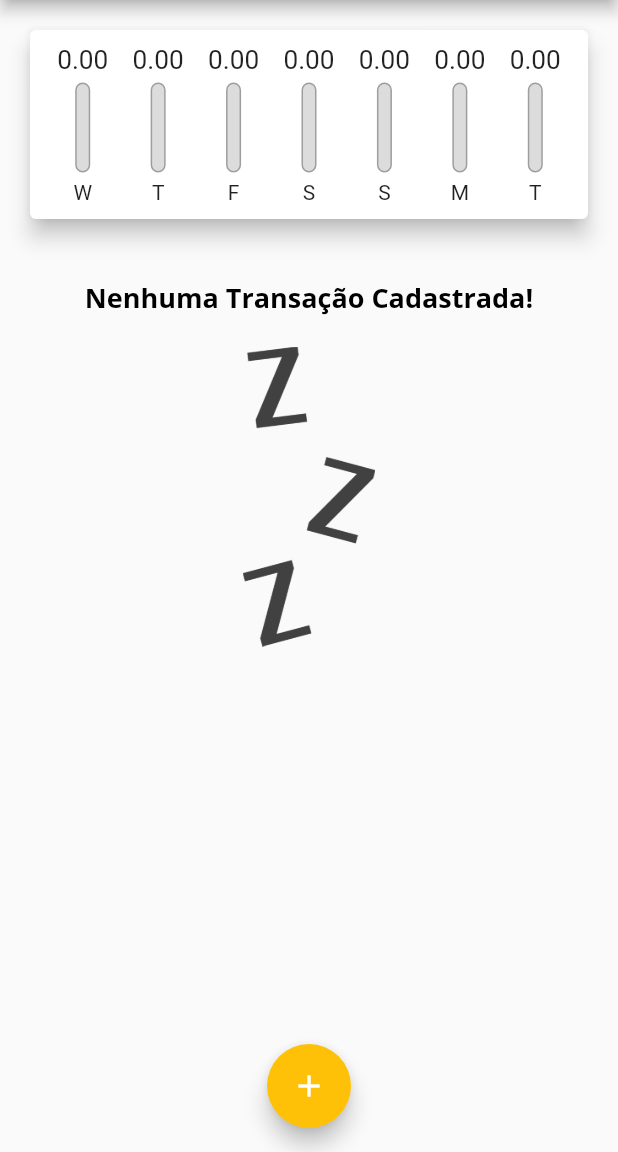
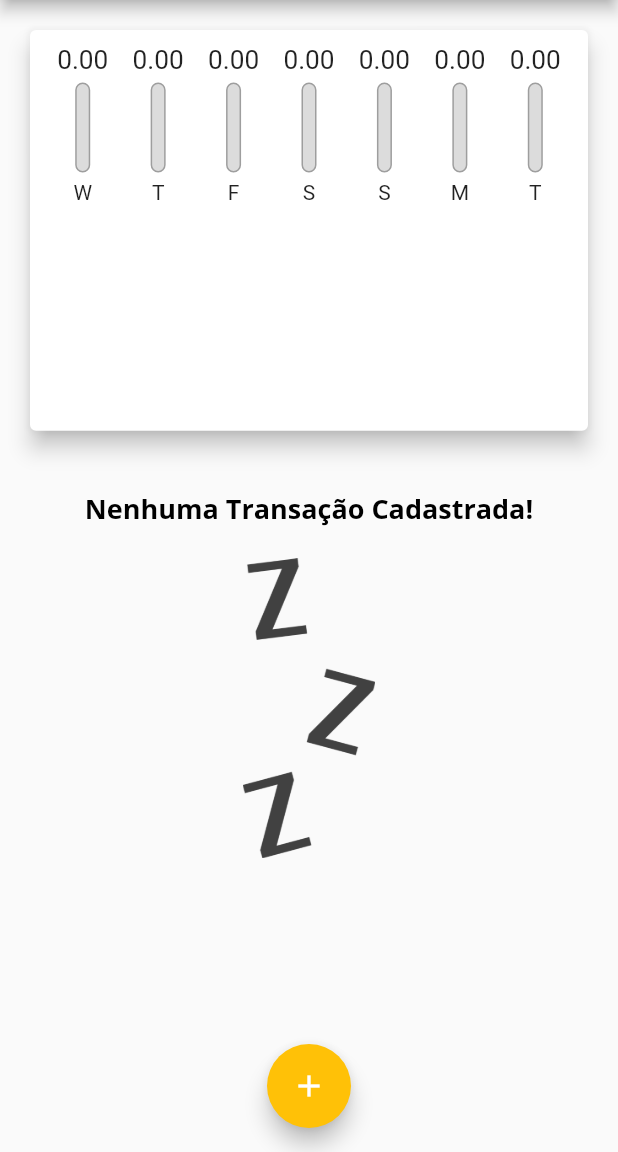
Before and after one commit to Mott4/expenses, a Flutter app: the screen it shows after launch, on a phone screen of 412 x 824 dp, the part 84-1236 px from its top. Run offline on Flutter 3.47's test engine with Material 2 defaults, Android fonts, the phone set to English and light mode, and no system bars.

Commit message:
text Scale (texto responsivo)

```diff
--- a/lib/main.dart
+++ b/lib/main.dart
@@ -29,10 +29,7 @@ class ExpensesApp extends StatelessWidget {
             fontWeight: FontWeight.bold,
             color: Colors.black,
           ),
-          button: TextStyle(
-            color: Colors.white,
-            fontWeight: FontWeight.normal
-          ),
+          button: TextStyle(color: Colors.white, fontWeight: FontWeight.normal),
         ),
         appBarTheme: AppBarTheme(
           titleTextStyle: TextStyle(
@@ -101,7 +98,6 @@ class _MyHomePageState extends State<MyHomePage> {
     }).toList();
   }
 
-
   _addTransaction(String title, double value, DateTime date) {
     final newTransaction = Transaction(
       id: Random().nextDouble().toString(),
@@ -117,6 +113,7 @@ class _MyHomePageState extends State<MyHomePage> {
     Navigator.of(context).pop();
     //widget do tipo statefull e tem método estático chamado of
   }
+
   // método para deletar as transações
   _removeTransaction(String id) {
     setState(() {
@@ -137,23 +134,34 @@ class _MyHomePageState extends State<MyHomePage> {
 
   @override
   Widget build(BuildContext context) {
-    return Scaffold(
-      appBar: AppBar(
-        title: Text(
-          'Despesas Pessoais'),
+    final appBar = AppBar(
+        title: Text('Despesas Pessoais'),
         actions: <Widget>[
           IconButton(
             icon: Icon(Icons.add),
             onPressed: () => _openTransactionFormModal(context),
           )
         ],
-      ),
+      );
+
+    final availabelHeight = MediaQuery.of(context).size.height -
+      appBar.preferredSize.height -
+      MediaQuery.of(context).padding.top;
+
+    return Scaffold(
+      appBar: appBar,
       body: SingleChildScrollView(
         child: Column(
           crossAxisAlignment: CrossAxisAlignment.stretch,
           children: <Widget>[
-            Chart(_recentTransactions),
-            TransactionList(_transactions, _removeTransaction),
+            Container(
+              height: availabelHeight * 0.4,
+              child: Chart(_recentTransactions),
+            ),
+            Container(
+              height: availabelHeight * 0.6,
+              child: TransactionList(_transactions, _removeTransaction),
+            ),
           ],
         ),
       ),
```
Lines whose indentation alone changed are shown as unchanged.
